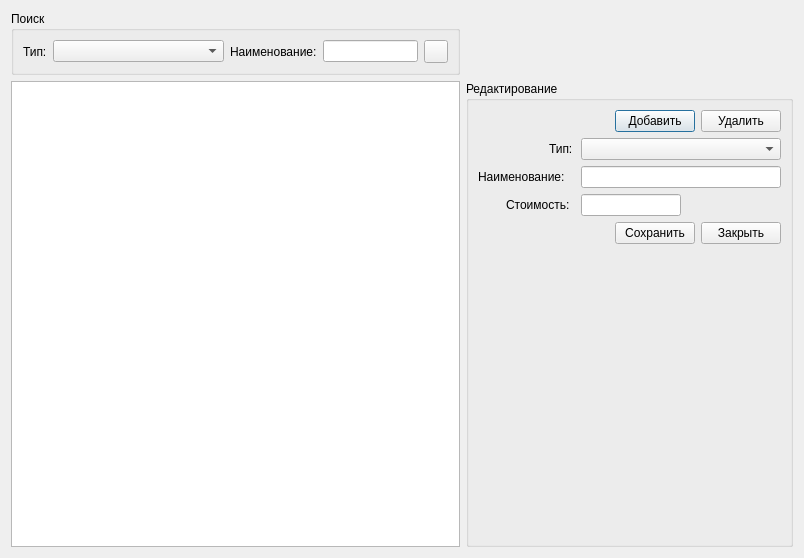
Old version of the form RepairCenter/catspares.ui in the repository Feo-d-oR/YARC.
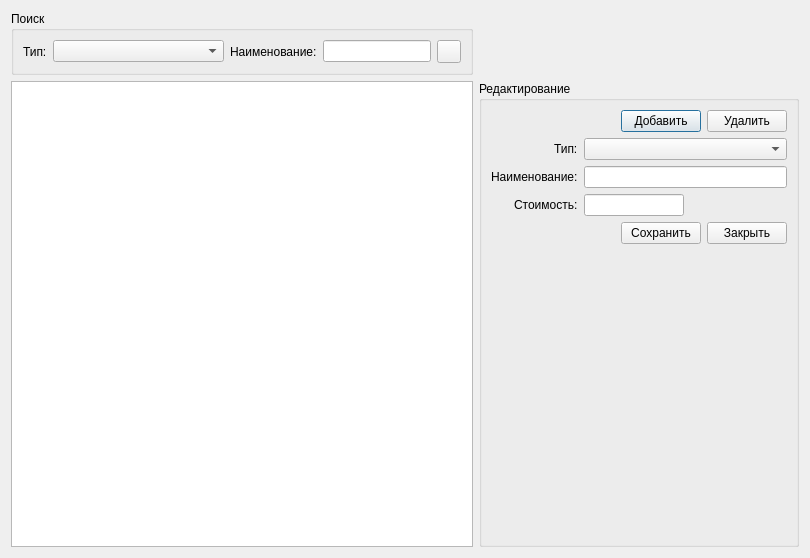
New version of the form. Icons and pictures are not drawn.

```diff
--- a/RepairCenter/catspares.ui
+++ b/RepairCenter/catspares.ui
@@ -6,7 +6,7 @@
    <rect>
     <x>0</x>
     <y>0</y>
-    <width>804</width>
+    <width>810</width>
     <height>558</height>
    </rect>
   </property>
@@ -88,7 +88,7 @@
        <widget class="QLabel" name="label_3">
         <property name="minimumSize">
          <size>
-          <width>26</width>
+          <width>0</width>
           <height>0</height>
          </size>
         </property>
@@ -118,7 +118,7 @@
        <widget class="QLabel" name="label_4">
         <property name="minimumSize">
          <size>
-          <width>97</width>
+          <width>0</width>
           <height>0</height>
          </size>
         </property>
@@ -141,7 +141,7 @@
        <widget class="QLabel" name="label_5">
         <property name="minimumSize">
          <size>
-          <width>69</width>
+          <width>0</width>
           <height>0</height>
          </size>
         </property>
```
